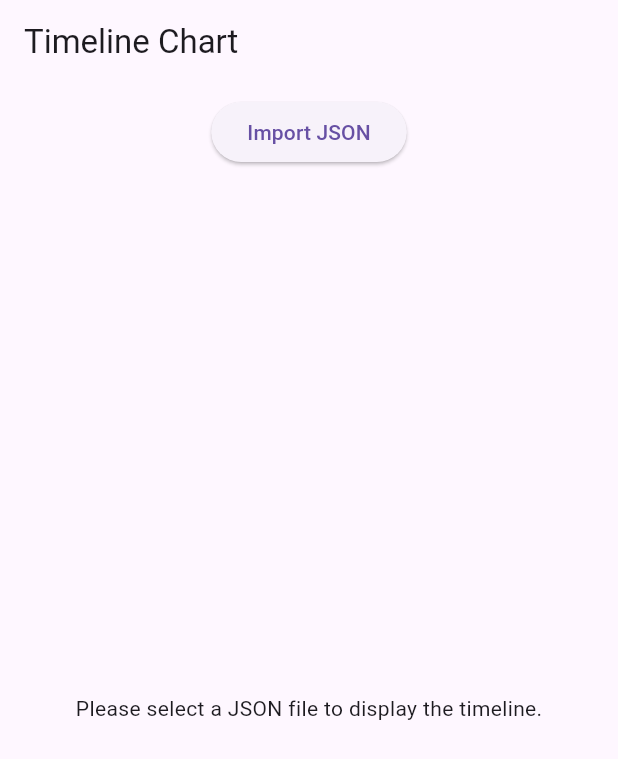
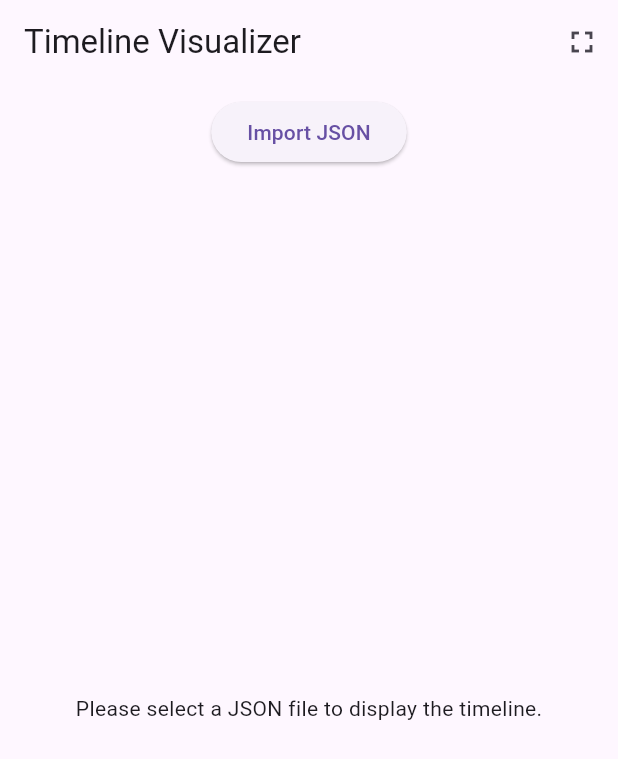
Before and after one commit to hrajwade96/timeline_creator, a Flutter app: the screen it shows after launch, on a phone screen of 412 x 824 dp. Shown: the top 759 px of the screen. Run offline on Flutter 3.47's test engine with Material 3 defaults, Android fonts, the phone set to English and light mode, and no system bars; our stand-ins replace file_picker.

Commit message:
features added : 1. search 2. reset view 3. full screen mode

```diff
--- a/lib/screens/timeline_chart_page.dart
+++ b/lib/screens/timeline_chart_page.dart
@@ -1,5 +1,6 @@
 import 'package:flutter/material.dart';
 import 'package:file_picker/file_picker.dart';
+
 import '../timeline.dart';
 import '../timeline_chart.dart';
 
@@ -12,6 +13,7 @@ class TimelineChartPage extends StatefulWidget {
 
 class TimelineChartPageState extends State<TimelineChartPage> {
   List<TimelineEvent> events = [];
+  bool _isFullScreen = false;
 
   @override
   void initState() {
@@ -21,7 +23,8 @@ class TimelineChartPageState extends State<TimelineChartPage> {
   }
 
   Future<void> loadJson() async {
-    final jsonString = await DefaultAssetBundle.of(context).loadString('assets/events.json');
+    final jsonString =
+        await DefaultAssetBundle.of(context).loadString('assets/events.json');
     setState(() {
       events = parseEvents(jsonString);
     });
@@ -41,14 +44,29 @@ class TimelineChartPageState extends State<TimelineChartPage> {
     }
   }
 
+  void toggleFullScreen() {
+    setState(() {
+      _isFullScreen = !_isFullScreen;
+    });
+  }
+
   @override
   Widget build(BuildContext context) {
     return Scaffold(
-      appBar: AppBar(
-        title: const Text('Timeline Chart'),
+      appBar: _isFullScreen
+          ? null
+          : AppBar(
+              title: const Text('Timeline Visualizer'),
+              actions: [
+                IconButton(
+                  icon: const Icon(Icons.fullscreen),
+                  onPressed: toggleFullScreen,
+                ),
+              ],
             ),
       body: Column(
         children: [
+          if (!_isFullScreen)
             Padding(
               padding: const EdgeInsets.all(8.0),
               child: ElevatedButton(
@@ -58,8 +76,13 @@ class TimelineChartPageState extends State<TimelineChartPage> {
             ),
           Expanded(
             child: events.isEmpty
-                ? const Center(child: Text("Please select a JSON file to display the timeline."))
-                : TimelineChart(events: events),
+                ? const Center(
+                    child: Text(
+                        "Please select a JSON file to display the timeline."))
+                : TimelineChart(
+                    events: events,
+                    isFullScreen: _isFullScreen,
+                    toggleFullScreen: toggleFullScreen),
           ),
         ],
       ),
```
Also changed, not shown: lib/timeline_chart.dart (+81 -4 lines). Lines whose indentation alone changed are shown as unchanged.
